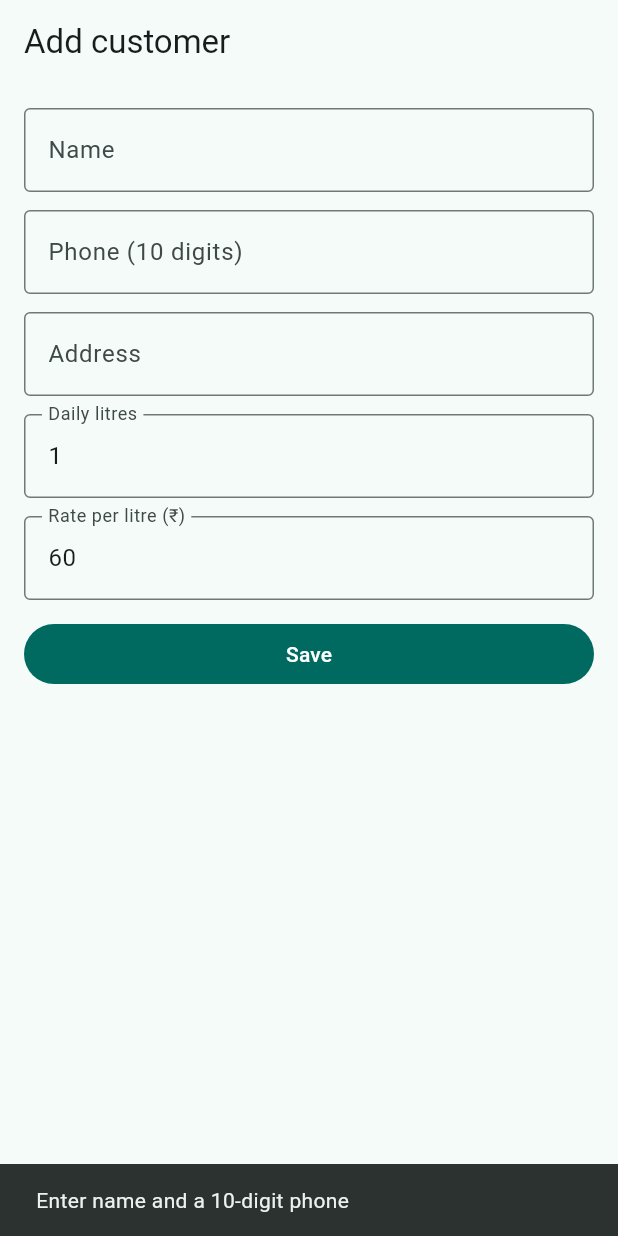
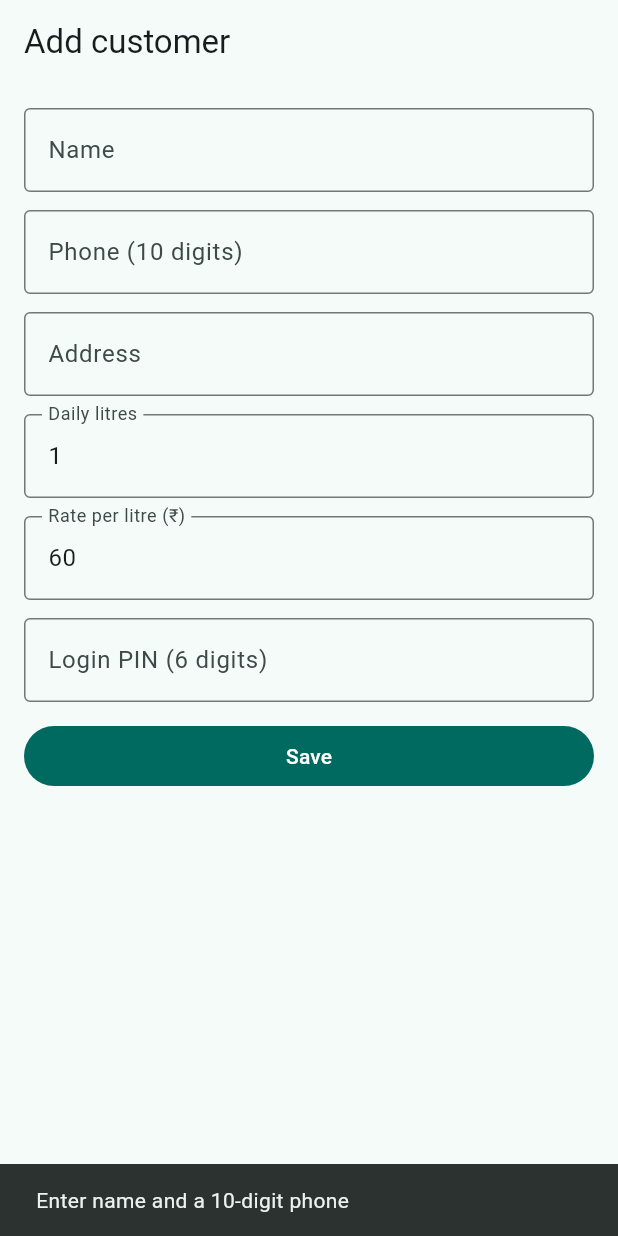
Before and after one commit to YKailasshivaji/samarth-dairy, a Flutter app: the CustomerForm screen opened by its route, after a tap on "Save", on a phone screen of 412 x 824 dp. Run offline on Flutter 3.47's test engine with Material 3 defaults, Android fonts, the phone set to English and light mode, and no system bars; our stand-ins replace flutter_riverpod, go_router, printing, supabase_flutter; accounts and stored records are empty.

Commit message:
Add PIN input and validation to customer form

```diff
--- a/lib/screens/customer_form.dart
+++ b/lib/screens/customer_form.dart
@@ -15,22 +15,37 @@ class _FState extends State<CustomerForm> {
   late final addr = TextEditingController(text: widget.c?['address']);
   late final qty = TextEditingController(text: '${widget.c?['default_qty_litre'] ?? 1}');
   late final rate = TextEditingController(text: '${widget.c?['rate_per_litre'] ?? 60}');
+  final pin = TextEditingController();
+
+  void msg(String s) => ScaffoldMessenger.of(context).showSnackBar(SnackBar(content: Text(s)));
 
   Future<void> save() async {
     if (name.text.trim().isEmpty || !RegExp(r'^\d{10}$').hasMatch(phone.text.trim())) {
-      ScaffoldMessenger.of(context).showSnackBar(const SnackBar(content: Text('Enter name and a 10-digit phone')));
-      return;
+      return msg('Enter name and a 10-digit phone');
     }
+    if (pin.text.isNotEmpty && !RegExp(r'^\d{6}$').hasMatch(pin.text)) return msg('PIN must be 6 digits');
+    final phoneChanged = widget.c != null && widget.c!['phone'] != phone.text.trim();
+    if ((widget.c == null || phoneChanged) && pin.text.isEmpty) return msg('Set a 6-digit PIN for login');
+
     final row = {
       'name': name.text.trim(), 'phone': phone.text.trim(), 'address': addr.text.trim(),
       'default_qty_litre': double.tryParse(qty.text) ?? 1, 'rate_per_litre': double.tryParse(rate.text) ?? 60,
     };
     try {
-      if (widget.c == null) { await db.from('customers').insert(row); }
-      else { await db.from('customers').update(row).eq('id', widget.c!['id']); }
+      String id;
+      if (widget.c == null) {
+        final r = await db.from('customers').insert(row).select().single();
+        id = r['id'] as String;
+      } else {
+        await db.from('customers').update(row).eq('id', widget.c!['id']);
+        id = widget.c!['id'] as String;
+      }
+      if (pin.text.isNotEmpty) {
+        await db.functions.invoke('set-customer-pin', body: {'customer_id': id, 'pin': pin.text});
+      }
       if (mounted) context.pop();
     } catch (e) {
-      if (mounted) ScaffoldMessenger.of(context).showSnackBar(SnackBar(content: Text('$e')));
+      if (mounted) msg('$e');
     }
   }
 
@@ -44,6 +59,7 @@ class _FState extends State<CustomerForm> {
         body: ListView(padding: const EdgeInsets.all(16), children: [
           f('Name', name), f('Phone (10 digits)', phone, TextInputType.phone), f('Address', addr),
           f('Daily litres', qty, TextInputType.number), f('Rate per litre (₹)', rate, TextInputType.number),
+          f(widget.c == null ? 'Login PIN (6 digits)' : 'New login PIN (leave blank to keep)', pin, TextInputType.number),
           FilledButton(onPressed: save, child: const Text('Save')),
         ]),
       );
```
